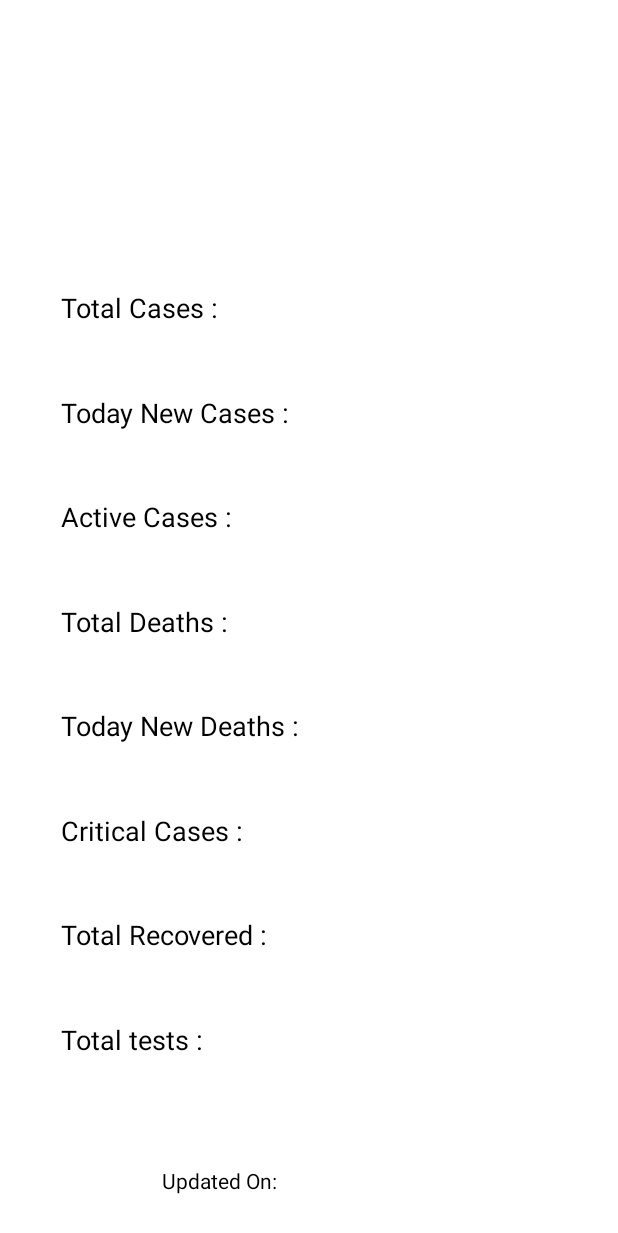
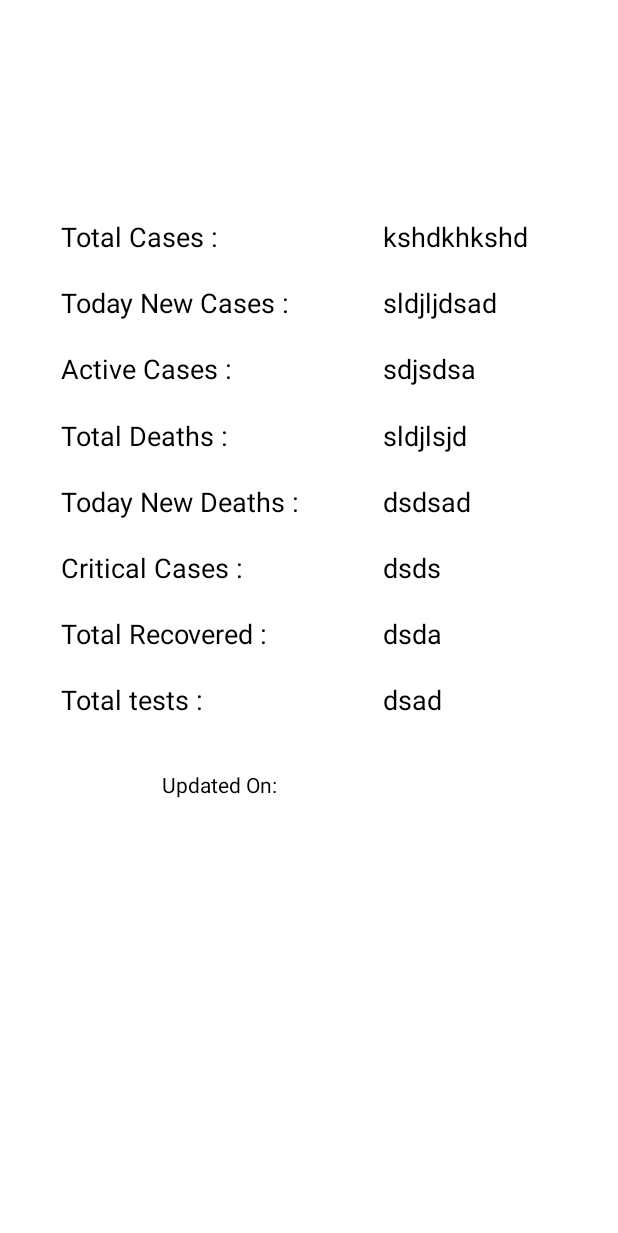
Before and after one commit to SaifulSaif007/Corona, an Android app: the layout activity_details_info.xml on its own in the app's theme, with its tools: preview values and no code run, on a phone screen of 412 x 824 dp. Shown: the top 1233 px of the screen. Run offline under Robolectric (Android 15) with nearby library versions, the phone set to English and light mode, and no system bars.

Commit message:
ui modified

```diff
--- a/app/src/main/java/com/example/corona/view/ui/CountryListActivity.java
+++ b/app/src/main/java/com/example/corona/view/ui/CountryListActivity.java
@@ -51,6 +51,8 @@ public class CountryListActivity extends AppCompatActivity implements CountryLis
         coronaServiceViewModel_countryList = new ViewModelProvider(this).get(CoronaServiceViewModel_CountryList.class);
         ObserveViewModel(coronaServiceViewModel_countryList);
 
+        getSupportActionBar().setTitle("Country");
+        getSupportActionBar().setDisplayHomeAsUpEnabled(true);
     }
 
 
@@ -124,4 +126,10 @@ public class CountryListActivity extends AppCompatActivity implements CountryLis
 
         return super.onCreateOptionsMenu(menu);
     }
+
+    @Override
+    public boolean onSupportNavigateUp() {
+        finish();
+        return super.onSupportNavigateUp();
+    }
 }
--- a/app/src/main/java/com/example/corona/view/ui/DetailsInfoActivity.java
+++ b/app/src/main/java/com/example/corona/view/ui/DetailsInfoActivity.java
@@ -30,6 +30,7 @@ public class DetailsInfoActivity extends AppCompatActivity {
         String Country = getIntent().getStringExtra("country");
 
         getSupportActionBar().setTitle("Corona Updates");
+        getSupportActionBar().setDisplayHomeAsUpEnabled(true);
         observeViewModel(model_detailsInfo, Country);
 
     }
@@ -42,4 +43,10 @@ public class DetailsInfoActivity extends AppCompatActivity {
             }
         });
     }
+
+    @Override
+    public boolean onSupportNavigateUp() {
+        finish();
+        return super.onSupportNavigateUp();
+    }
 }
--- a/app/src/main/res/layout/activity_details_info.xml
+++ b/app/src/main/res/layout/activity_details_info.xml
@@ -15,11 +15,16 @@
 
     </data>
 
+    <ScrollView
+        android:layout_width="match_parent"
+        android:layout_height="match_parent">
+
+
 
     <androidx.constraintlayout.widget.ConstraintLayout
 
         android:layout_width="match_parent"
-        android:layout_height="match_parent"
+        android:layout_height="wrap_content"
         tools:context=".view.ui.DetailsInfoActivity">
 
 
@@ -31,14 +36,14 @@
             android:text="@string/total"
             android:textColor="@color/colorPrimaryDark"
             android:textSize="18sp"
-            app:layout_constraintBottom_toTopOf="@+id/textView9"
-            app:layout_constraintStart_toStartOf="@+id/guideline11"
-            app:layout_constraintTop_toTopOf="@+id/guideline15" />
+            app:layout_constraintBaseline_toBaselineOf="@+id/mTotalCases"
+            app:layout_constraintStart_toStartOf="@+id/guideline11" />
 
         <TextView
             android:id="@+id/mCountryName"
             android:layout_width="0dp"
             android:layout_height="wrap_content"
+            android:layout_marginTop="32dp"
             android:text="@{Detail.country}"
             android:textAlignment="center"
             android:textAppearance="@style/TextAppearance.AppCompat.Body1"
@@ -50,7 +55,7 @@
             app:layout_constraintBottom_toTopOf="@+id/guideline13"
             app:layout_constraintEnd_toStartOf="@+id/guideline14"
             app:layout_constraintStart_toStartOf="@+id/guideline11"
-            app:layout_constraintTop_toTopOf="@+id/guideline12" />
+            app:layout_constraintTop_toTopOf="parent" />
 
         <TextView
             android:id="@+id/textView9"
@@ -59,9 +64,8 @@
             android:text="@string/today_new_cases"
             android:textColor="@color/colorPrimaryDark"
             android:textSize="18sp"
-            app:layout_constraintBottom_toTopOf="@+id/textView10"
-            app:layout_constraintStart_toStartOf="@+id/textView6"
-            app:layout_constraintTop_toBottomOf="@+id/textView6" />
+            app:layout_constraintBaseline_toBaselineOf="@+id/mTodayNewCases"
+            app:layout_constraintStart_toStartOf="@+id/textView6" />
 
         <TextView
             android:id="@+id/textView10"
@@ -70,9 +74,8 @@
             android:text="@string/active_cases"
             android:textColor="@color/colorPrimaryDark"
             android:textSize="18sp"
-            app:layout_constraintBottom_toTopOf="@+id/textView12"
-            app:layout_constraintStart_toStartOf="@+id/textView9"
-            app:layout_constraintTop_toBottomOf="@+id/textView9" />
+            app:layout_constraintBaseline_toBaselineOf="@+id/mActiveCases"
+            app:layout_constraintStart_toStartOf="@+id/textView9" />
 
         <TextView
             android:id="@+id/textView12"
@@ -81,9 +84,8 @@
             android:text="@string/total_deaths"
             android:textColor="@color/colorPrimaryDark"
             android:textSize="18sp"
-            app:layout_constraintBottom_toTopOf="@+id/textView13"
-            app:layout_constraintStart_toStartOf="@+id/textView10"
-            app:layout_constraintTop_toBottomOf="@+id/textView10" />
+            app:layout_constraintBaseline_toBaselineOf="@+id/mTotalDeaths"
+            app:layout_constraintStart_toStartOf="@+id/textView10" />
 
         <TextView
             android:id="@+id/textView13"
@@ -92,9 +94,8 @@
             android:text="@string/today_new_deaths"
             android:textColor="@color/colorPrimaryDark"
             android:textSize="18sp"
-            app:layout_constraintBottom_toTopOf="@+id/textView14"
-            app:layout_constraintStart_toStartOf="@+id/textView12"
-            app:layout_constraintTop_toBottomOf="@+id/textView12" />
+            app:layout_constraintBaseline_toBaselineOf="@+id/mTodayNewDeaths"
+            app:layout_constraintStart_toStartOf="@+id/textView12" />
 
         <TextView
             android:id="@+id/textView14"
@@ -103,9 +104,8 @@
             android:text="@string/critical_cases"
             android:textColor="@color/colorPrimaryDark"
             android:textSize="18sp"
-            app:layout_constraintBottom_toTopOf="@+id/textView15"
-            app:layout_constraintStart_toStartOf="@+id/textView13"
-            app:layout_constraintTop_toBottomOf="@+id/textView13" />
+            app:layout_constraintBaseline_toBaselineOf="@+id/mCriticalCases"
+            app:layout_constraintStart_toStartOf="@+id/textView13" />
 
         <TextView
             android:id="@+id/textView15"
@@ -114,9 +114,8 @@
             android:text="@string/total_recovered"
             android:textColor="@color/colorPrimaryDark"
             android:textSize="18sp"
-            app:layout_constraintBottom_toTopOf="@+id/textView7"
-            app:layout_constraintStart_toStartOf="@+id/textView14"
-            app:layout_constraintTop_toBottomOf="@+id/textView14" />
+            app:layout_constraintBaseline_toBaselineOf="@+id/mTotalRecovered"
+            app:layout_constraintStart_toStartOf="@+id/textView14" />
 
         <androidx.constraintlayout.widget.Guideline
             android:id="@+id/guideline11"
@@ -134,7 +133,8 @@
             android:textSize="18sp"
             app:layout_constraintBottom_toTopOf="@+id/mTodayNewCases"
             app:layout_constraintStart_toStartOf="@+id/mTodayNewCases"
-            app:layout_constraintTop_toTopOf="@+id/guideline15" />
+            app:layout_constraintTop_toTopOf="@+id/guideline15"
+            tools:text="kshdkhkshd" />
 
         <TextView
             android:id="@+id/mTodayNewCases"
@@ -145,7 +145,8 @@
             android:textSize="18sp"
             app:layout_constraintBottom_toTopOf="@+id/mActiveCases"
             app:layout_constraintStart_toStartOf="@+id/mActiveCases"
-            app:layout_constraintTop_toBottomOf="@+id/mTotalCases" />
+            app:layout_constraintTop_toBottomOf="@+id/mTotalCases"
+            tools:text="sldjljdsad" />
 
         <TextView
             android:id="@+id/mActiveCases"
@@ -156,7 +157,8 @@
             android:textSize="18sp"
             app:layout_constraintBottom_toTopOf="@+id/mTotalDeaths"
             app:layout_constraintStart_toStartOf="@+id/mTotalDeaths"
-            app:layout_constraintTop_toBottomOf="@+id/mTodayNewCases" />
+            app:layout_constraintTop_toBottomOf="@+id/mTodayNewCases"
+            tools:text="sdjsdsa" />
 
         <TextView
             android:id="@+id/mTotalDeaths"
@@ -167,7 +169,8 @@
             android:textSize="18sp"
             app:layout_constraintBottom_toTopOf="@+id/mTodayNewDeaths"
             app:layout_constraintStart_toStartOf="@+id/mTodayNewDeaths"
-            app:layout_constraintTop_toBottomOf="@+id/mActiveCases" />
+            app:layout_constraintTop_toBottomOf="@+id/mActiveCases"
+            tools:text="sldjlsjd" />
 
         <TextView
             android:id="@+id/mTodayNewDeaths"
@@ -178,7 +181,8 @@
             android:textSize="18sp"
             app:layout_constraintBottom_toTopOf="@+id/mCriticalCases"
             app:layout_constraintStart_toStartOf="@+id/mCriticalCases"
-            app:layout_constraintTop_toBottomOf="@+id/mTotalDeaths" />
+            app:layout_constraintTop_toBottomOf="@+id/mTotalDeaths"
+            tools:text="dsdsad" />
 
         <TextView
             android:id="@+id/mCriticalCases"
@@ -189,26 +193,27 @@
             android:textSize="18sp"
             app:layout_constraintBottom_toTopOf="@+id/mTotalRecovered"
             app:layout_constraintStart_toStartOf="@+id/mTotalRecovered"
-            app:layout_constraintTop_toBottomOf="@+id/mTodayNewDeaths" />
+            app:layout_constraintTop_toBottomOf="@+id/mTodayNewDeaths"
+            tools:text="dsds" />
 
         <TextView
             android:id="@+id/mTotalRecovered"
             android:layout_width="wrap_content"
             android:layout_height="wrap_content"
-            android:layout_marginStart="8dp"
             android:text="@{NumberString.numberFormat(Detail.recovered)}"
             android:textColor="@color/colorPrimaryDark"
             android:textSize="18sp"
             app:layout_constraintBottom_toTopOf="@+id/textView11"
-            app:layout_constraintStart_toStartOf="@+id/guideline17"
-            app:layout_constraintTop_toBottomOf="@+id/mCriticalCases" />
+            app:layout_constraintStart_toStartOf="@+id/textView11"
+            app:layout_constraintTop_toBottomOf="@+id/mCriticalCases"
+            tools:text="dsda" />
 
         <androidx.constraintlayout.widget.Guideline
             android:id="@+id/guideline12"
             android:layout_width="wrap_content"
             android:layout_height="wrap_content"
             android:orientation="horizontal"
-            app:layout_constraintGuide_percent="0.05882353" />
+            app:layout_constraintGuide_percent="0.04" />
 
         <androidx.constraintlayout.widget.Guideline
             android:id="@+id/guideline13"
@@ -229,7 +234,7 @@
             android:layout_width="wrap_content"
             android:layout_height="wrap_content"
             android:orientation="horizontal"
-            app:layout_constraintGuide_percent="0.18" />
+            app:layout_constraintGuide_percent="0.23" />
 
         <androidx.constraintlayout.widget.Guideline
             android:id="@+id/guideline16"
@@ -263,8 +268,9 @@
             android:textColor="@color/colorPrimaryDark"
             android:textSize="18sp"
             app:layout_constraintBottom_toTopOf="@+id/guideline16"
-            app:layout_constraintStart_toStartOf="@+id/mTotalRecovered"
-            app:layout_constraintTop_toBottomOf="@+id/mTotalRecovered" />
+            app:layout_constraintStart_toStartOf="@+id/guideline17"
+            app:layout_constraintTop_toBottomOf="@+id/mTotalRecovered"
+            tools:text="dsad" />
 
         <TextView
             android:id="@+id/textView20"
@@ -276,7 +282,6 @@
             android:textStyle="bold|italic"
             app:layout_constraintBottom_toTopOf="@+id/guideline15"
             app:layout_constraintEnd_toStartOf="@+id/guideline14"
-            app:layout_constraintStart_toStartOf="@+id/guideline17"
             app:layout_constraintTop_toTopOf="@+id/guideline13" />
 
         <TextView
@@ -319,4 +324,5 @@
 
     </androidx.constraintlayout.widget.ConstraintLayout>
 
+    </ScrollView>
 </layout>
--- a/app/src/main/res/layout/activity_main.xml
+++ b/app/src/main/res/layout/activity_main.xml
@@ -22,16 +22,20 @@
 
     </data>
 
+    <ScrollView
+        android:layout_width="match_parent"
+        android:layout_height="match_parent">
+
     <androidx.constraintlayout.widget.ConstraintLayout
 
         android:layout_width="match_parent"
-        android:layout_height="match_parent"
+        android:layout_height="wrap_content"
         tools:context=".view.ui.MainActivity">
 
         <ImageView
             android:id="@+id/imageView"
             android:layout_width="0dp"
-            android:layout_height="0dp"
+            android:layout_height="250dp"
             android:alpha="1"
             android:contentDescription="@string/corona_logo"
             android:fadingEdge="horizontal|vertical"
@@ -294,4 +298,5 @@
 
     </androidx.constraintlayout.widget.ConstraintLayout>
 
+    </ScrollView>
 </layout>
```
